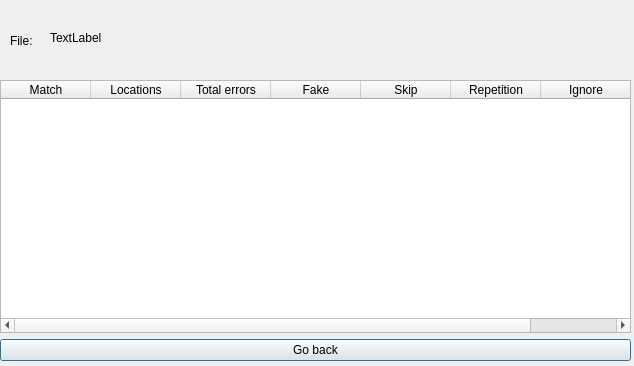
evertheylen/TA_TO, file Helix/GUI/resultsdialog.ui: the form before one commit.
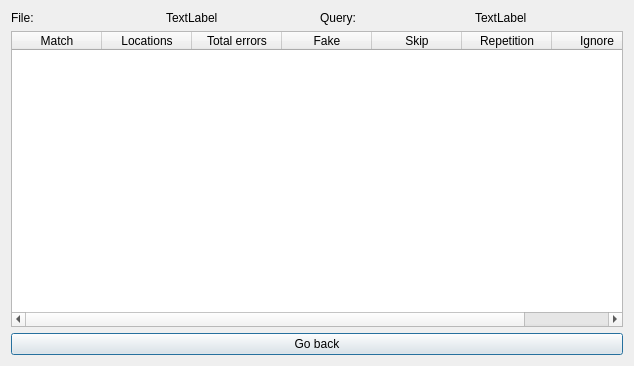
The form after the commit.

```diff
--- a/Helix/GUI/resultsdialog.ui
+++ b/Helix/GUI/resultsdialog.ui
@@ -13,54 +13,40 @@
   <property name="windowTitle">
    <string>Dialog</string>
   </property>
-  <widget class="QLabel" name="label">
-   <property name="geometry">
-    <rect>
-     <x>70</x>
-     <y>10</y>
-     <width>59</width>
-     <height>16</height>
-    </rect>
-   </property>
-   <property name="text">
-    <string/>
-   </property>
-  </widget>
+  <layout class="QGridLayout" name="gridLayout_2">
+   <item row="0" column="0">
+    <layout class="QHBoxLayout" name="horizontalLayout">
+     <item>
   <widget class="QLabel" name="label_3">
-   <property name="geometry">
-    <rect>
-     <x>10</x>
-     <y>20</y>
-     <width>31</width>
-     <height>41</height>
-    </rect>
-   </property>
    <property name="text">
     <string>File: </string>
    </property>
   </widget>
-  <widget class="QLabel" name="label_2">
-   <property name="geometry">
-    <rect>
-     <x>50</x>
-     <y>30</y>
-     <width>91</width>
-     <height>16</height>
-    </rect>
-   </property>
+     </item>
+     <item>
+      <widget class="QLabel" name="filename">
    <property name="text">
     <string>TextLabel</string>
    </property>
   </widget>
-  <widget class="QWidget" name="">
-   <property name="geometry">
-    <rect>
-     <x>0</x>
-     <y>80</y>
-     <width>631</width>
-     <height>281</height>
-    </rect>
-   </property>
+     </item>
+     <item>
+      <widget class="QLabel" name="label">
+       <property name="text">
+        <string>Query:</string>
+       </property>
+      </widget>
+     </item>
+     <item>
+      <widget class="QLabel" name="searchstring">
+       <property name="text">
+        <string>TextLabel</string>
+       </property>
+      </widget>
+     </item>
+    </layout>
+   </item>
+   <item row="1" column="0">
    <layout class="QGridLayout" name="gridLayout">
     <item row="0" column="0">
      <widget class="QTableWidget" name="tableWidget">
@@ -115,7 +101,8 @@
      </widget>
     </item>
    </layout>
-  </widget>
+   </item>
+  </layout>
  </widget>
  <resources/>
  <connections/>
```
Lines whose indentation alone changed are shown as unchanged.
